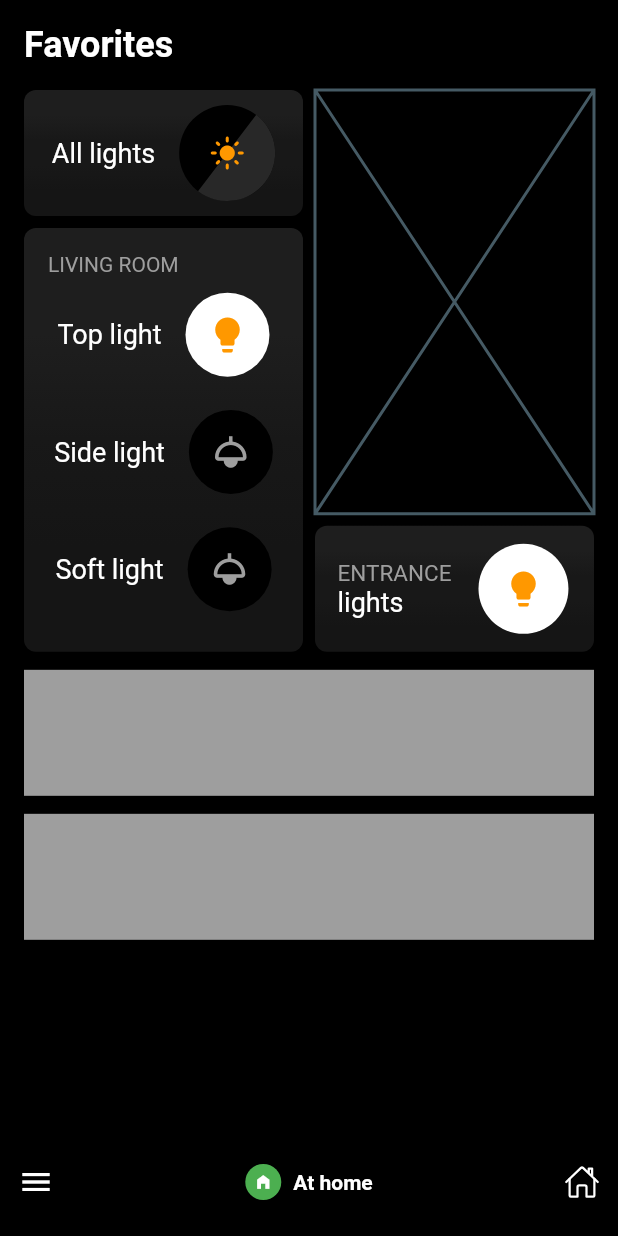
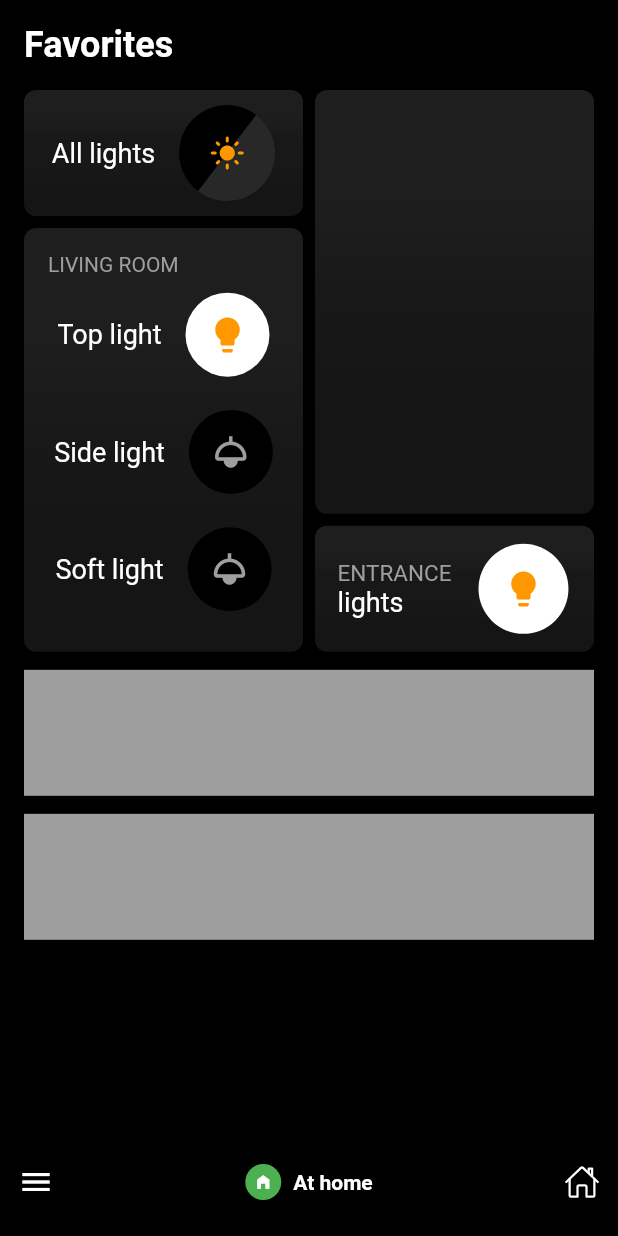
Before and after one commit to JAICHANGPARK/flutter_notebook_chapter_24, a Flutter app: the HomeAssistantMainPage screen opened directly, on a phone screen of 412 x 824 dp. Run offline on Flutter 3.47's test engine with Material 2 defaults, Android fonts, the phone set to English and light mode, and no system bars; our stand-ins replace flutter_riverpod, freezed_annotation, ionicons; missing offline and left inert: crypto_font_icons.

Commit message:
Update home_assistant_main_page.dart

```diff
--- a/lib/ep1361_home_assistant_app/view/home_assistant_main_page.dart
+++ b/lib/ep1361_home_assistant_app/view/home_assistant_main_page.dart
@@ -225,8 +225,24 @@ class _HomeAssistantMainPageState extends State<HomeAssistantMainPage> {
                     Expanded(
                       child: Column(
                         children: [
-                          const Expanded(
-                            child: Placeholder(),
+                           Expanded(
+                            child: Container(
+                              decoration: BoxDecoration(
+                                borderRadius: BorderRadius.circular(8),
+                                gradient: const LinearGradient(
+                                  colors: [
+                                    Color.fromRGBO(30, 30, 30, 1),
+                                    Color.fromRGBO(30, 30, 30, 1),
+                                    Color.fromRGBO(24, 24, 24, 1),
+                                    Color.fromRGBO(21, 21, 21, 1),
+                                    Color.fromRGBO(21, 21, 21, 1),
+                                  ],
+                                  begin: Alignment.topCenter,
+                                  end: Alignment.bottomCenter,
+                                ),
+                              ),
+                              padding: EdgeInsets.all(16),
+                            ),
                           ),
                           const SizedBox(
                             height: 8,
```
